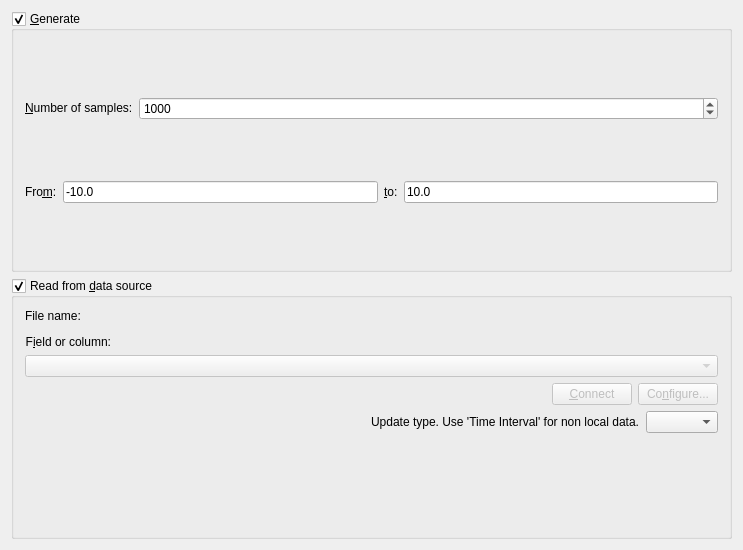
Above: src/libkstapp/vectortab.ui from Kst-plot/kst before the change. Below: the same form after it.
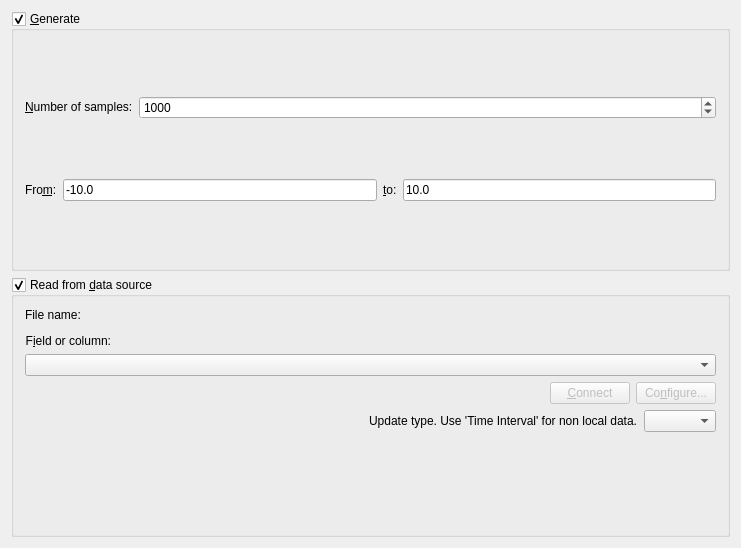
That is the form after the change. Custom widgets are drawn as their Qt base class.

Commit message: Fix initial enabling of widgets in vector dialog.

Diff of the .ui file:
```diff
--- a/src/libkstapp/vectortab.ui
+++ b/src/libkstapp/vectortab.ui
@@ -6,8 +6,8 @@
    <rect>
     <x>0</x>
     <y>0</y>
-    <width>743</width>
-    <height>550</height>
+    <width>741</width>
+    <height>548</height>
    </rect>
   </property>
   <layout class="QVBoxLayout" name="verticalLayout_2">
@@ -191,11 +191,7 @@
        </widget>
       </item>
       <item>
-       <widget class="Kst::ComboBox" name="_field">
-        <property name="enabled">
-         <bool>false</bool>
-        </property>
-       </widget>
+       <widget class="Kst::ComboBox" name="_field"/>
       </item>
       <item>
        <layout class="QHBoxLayout">
```
The commit also changes 2 other files.
